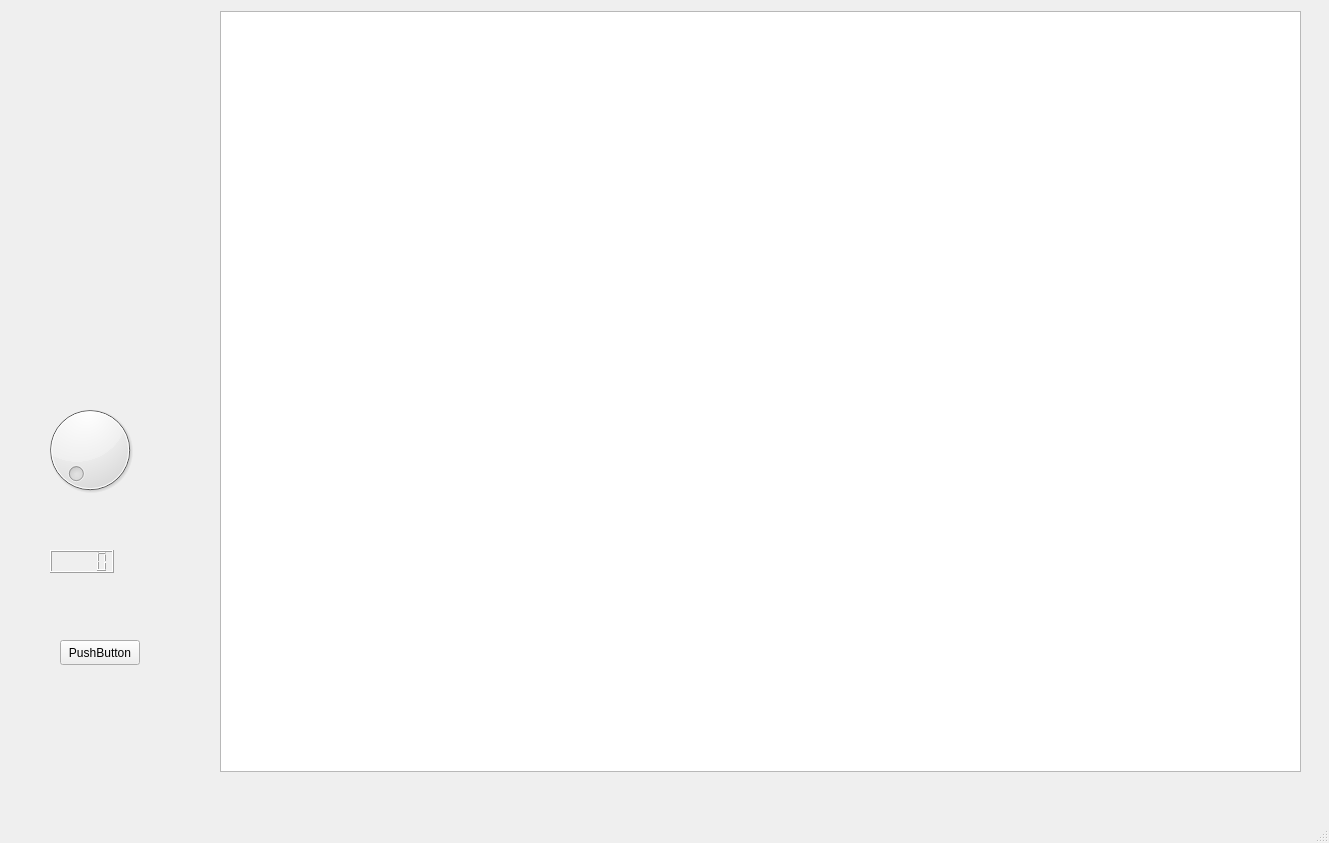
Qt form mainwindow.ui (AFelipeZuluaga/Practica5) before a commit.
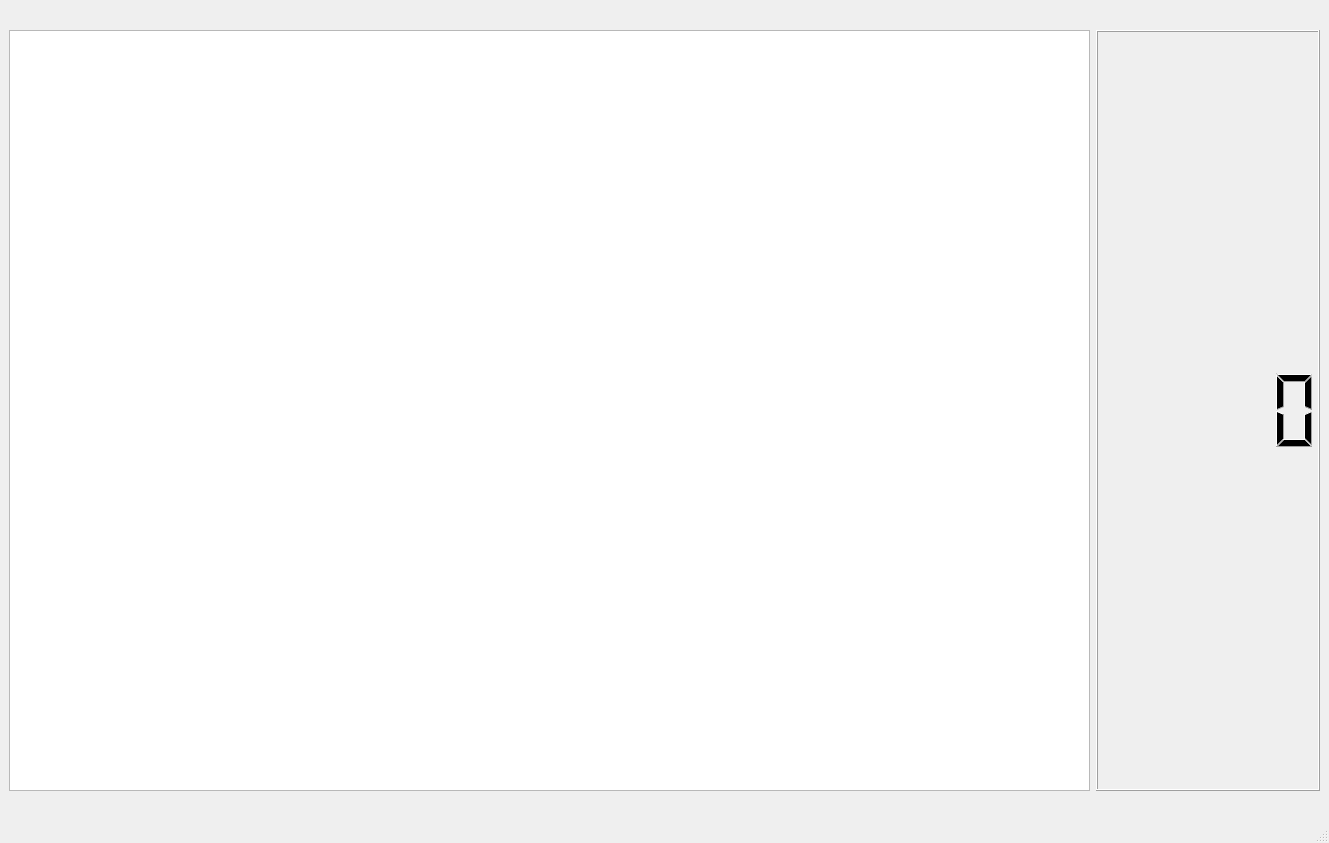
The same form after that commit.

What changed in the file:
```diff
--- a/mainwindow.ui
+++ b/mainwindow.ui
@@ -26,58 +26,26 @@
    <string>MainWindow</string>
   </property>
   <widget class="QWidget" name="centralwidget">
+   <layout class="QGridLayout" name="gridLayout">
+    <item row="0" column="0">
    <widget class="QGraphicsView" name="graphicsView">
-    <property name="geometry">
-     <rect>
-      <x>220</x>
-      <y>11</y>
-      <width>1081</width>
-      <height>761</height>
-     </rect>
-    </property>
     <property name="maximumSize">
      <size>
-      <width>1920</width>
-      <height>1080</height>
+        <width>1081</width>
+        <height>761</height>
      </size>
     </property>
     <property name="interactive">
      <bool>true</bool>
     </property>
    </widget>
-   <widget class="QDial" name="dial">
-    <property name="geometry">
-     <rect>
-      <x>40</x>
-      <y>400</y>
-      <width>100</width>
-      <height>100</height>
-     </rect>
-    </property>
-   </widget>
-   <widget class="QLCDNumber" name="lcdNumber">
-    <property name="geometry">
-     <rect>
-      <x>50</x>
-      <y>550</y>
-      <width>64</width>
-      <height>23</height>
-     </rect>
-    </property>
-   </widget>
-   <widget class="QPushButton" name="pushButton">
-    <property name="geometry">
-     <rect>
-      <x>60</x>
-      <y>640</y>
-      <width>80</width>
-      <height>25</height>
-     </rect>
-    </property>
-    <property name="text">
-     <string>PushButton</string>
-    </property>
-   </widget>
+    </item>
+    <item row="0" column="1">
+     <widget class="QLCDNumber" name="lcdNumber"/>
+    </item>
+   </layout>
+   <zorder>lcdNumber</zorder>
+   <zorder>graphicsView</zorder>
   </widget>
   <widget class="QMenuBar" name="menubar">
    <property name="geometry">
```
Lines whose indentation alone changed are shown as unchanged.
